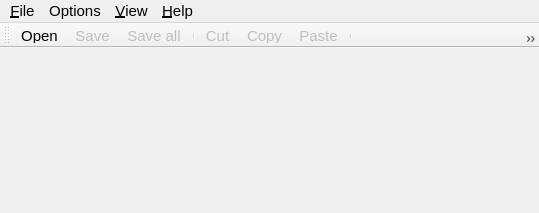
This is lavape/src/Lava_UI/cmainframe.ui in berkus/lavape as Qt 5 draws it before an edit. The edited form follows.
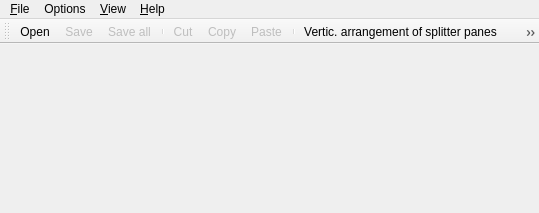
This is the edited form. Icons and pictures are not drawn.

Commit message: Global font settings fixed

```diff
--- a/lavape/src/Lava_UI/cmainframe.ui
+++ b/lavape/src/Lava_UI/cmainframe.ui
@@ -22,11 +22,6 @@
     <height>25</height>
    </size>
   </property>
-  <property name="font">
-   <font>
-    <pointsize>11</pointsize>
-   </font>
-  </property>
   <property name="windowTitle">
    <string>Lava Interpreter</string>
   </property>
@@ -91,7 +86,7 @@
      <x>0</x>
      <y>0</y>
      <width>539</width>
-     <height>26</height>
+     <height>22</height>
     </rect>
    </property>
    <widget class="QMenu" name="fileMenu">
```
The commit also changes 3 other files.
